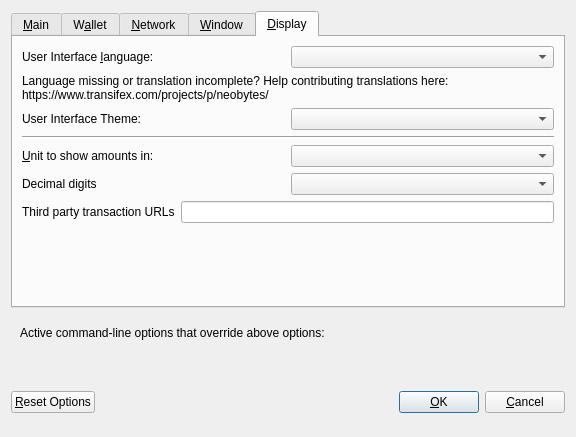
Above: src/qt/forms/optionsdialog.ui from neobytes-project/neobytes before the change. Below: the same form after it.
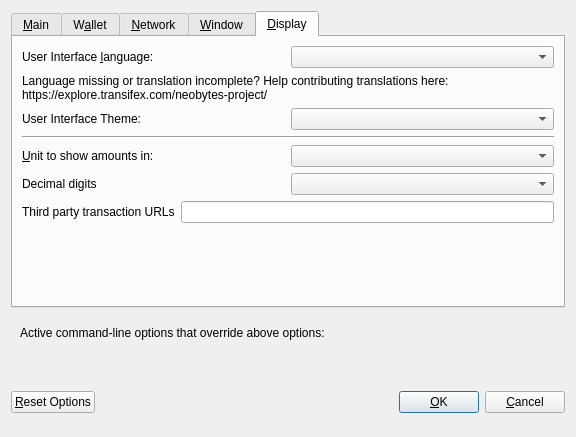
That is the form after the change. The open tabs and pages were chosen to show the change. Custom widgets are drawn as their Qt base class.

Commit message: Update broken link transifex

Diff of the .ui file:
```diff
--- a/src/qt/forms/optionsdialog.ui
+++ b/src/qt/forms/optionsdialog.ui
@@ -703,7 +703,7 @@
          </property>
          <property name="text">
           <string>Language missing or translation incomplete? Help contributing translations here:
-https://www.transifex.com/projects/p/neobytes/</string>
+https://explore.transifex.com/neobytes-project/</string>
          </property>
          <property name="wordWrap">
           <bool>true</bool>
```
The commit also changes 17 other files.
